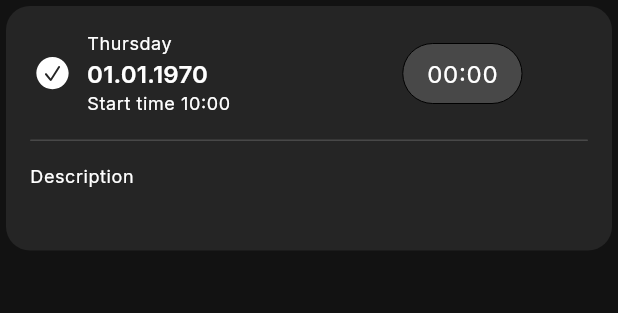
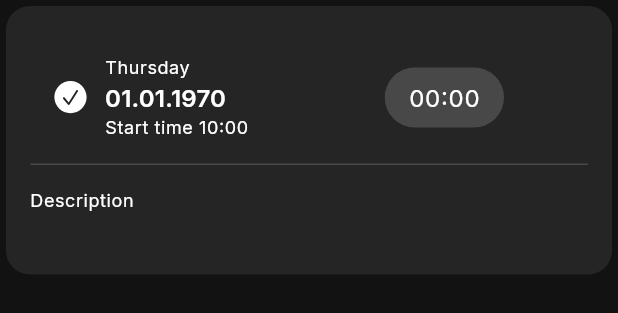
Before and after one commit to PelipetsOlga/TimersSampleFlutterApp, a Flutter app: the CompletedTimesheet widget shown alone on an empty page, opened directly with empty values, after a tap on an icon or button, on a phone screen of 412 x 824 dp. Shown: the top 313 px of the screen. Run offline on Flutter 3.47's test engine with Material 3 defaults, Android fonts, the phone set to English and light mode, and no system bars; our stand-ins replace either_dart, equatable, flutter_bloc, flutter_svg, get_it, go_router and 3 more; missing offline and left inert: pair.

Commit message:
Cards Refactoring

```diff
--- a/lib/ui/timesheets_details/completed_timesheet.dart
+++ b/lib/ui/timesheets_details/completed_timesheet.dart
@@ -4,6 +4,7 @@ import 'package:flutter_test_sample/domain/models/time_sheet.dart';
 
 import '../../data/data_utils.dart';
 import '../widgets/accent_border.dart';
+import '../widgets/card.dart';
 
 String _checkIcon = 'assets/check_mark.svg';
 
@@ -14,12 +15,7 @@ class CompletedTimesheet extends StatelessWidget {
 
   @override
   Widget build(BuildContext context) {
-    return Card(
-        color: Theme.of(context).colorScheme.primaryContainer,
-        elevation: 0,
-        shape: RoundedRectangleBorder(
-          borderRadius: BorderRadius.circular(16.0),
-        ),
+    return AppCard(
         child: Theme(
       data: Theme.of(context).copyWith(dividerColor: Colors.transparent),
       child: ExpansionTile(
@@ -27,8 +23,10 @@ class CompletedTimesheet extends StatelessWidget {
           trailing: const SizedBox(),
           tilePadding: null,
           title: Padding(
-                padding: const EdgeInsets.only(left: 4.0, top: 8, right: 4),
+            padding: const EdgeInsets.only(top: 8),
             child: Row(
+              mainAxisAlignment: MainAxisAlignment.start,
+              crossAxisAlignment: CrossAxisAlignment.center,
               children: [
                 SvgPicture.asset(_checkIcon),
                 const SizedBox(width: 12),
@@ -47,11 +45,8 @@ class CompletedTimesheet extends StatelessWidget {
                 const Expanded(child: SizedBox(width: 16)),
                 Container(
                     decoration: BoxDecoration(
-                          color:
-                              Theme.of(context).colorScheme.secondaryContainer,
-                          border: Border.all(color: Colors.black, width: 0.0),
-                          borderRadius:
-                              const BorderRadius.all(Radius.circular(64)),
+                      color: Theme.of(context).colorScheme.secondaryContainer,
+                      borderRadius: const BorderRadius.all(Radius.circular(64)),
                     ),
                     child: Padding(
                       padding: const EdgeInsets.only(
@@ -63,10 +58,7 @@ class CompletedTimesheet extends StatelessWidget {
             ),
           ),
           children: [
-                Padding(
-                  padding:
-                      const EdgeInsets.only(left: 16.0, right: 16, bottom: 16),
-                  child: Column(
+            Column(
               crossAxisAlignment: CrossAxisAlignment.start,
               mainAxisAlignment: MainAxisAlignment.start,
               children: [
@@ -80,7 +72,6 @@ class CompletedTimesheet extends StatelessWidget {
                     textAlign: TextAlign.start,
                     style: Theme.of(context).textTheme.bodyMedium),
               ],
-                  ),
             ),
           ]),
     ));
--- /dev/null
+++ b/lib/ui/widgets/card.dart
@@ -0,0 +1,21 @@
+import 'package:flutter/material.dart';
+
+class AppCard extends StatelessWidget {
+  Widget child;
+
+  AppCard({required this.child, super.key});
+
+  @override
+  Widget build(BuildContext context) {
+    return Card(
+        color: Theme.of(context).colorScheme.primaryContainer,
+        elevation: 0,
+        shape: RoundedRectangleBorder(
+          borderRadius: BorderRadius.circular(16.0),
+        ),
+        child: Padding(
+          padding: const EdgeInsets.all(16.0),
+          child: child,
+        ));
+  }
+}
```
Also changed, not shown: lib/ui/projects/projects_list.dart (+2 -9 lines), lib/ui/timesheets/timesheets_widgets.dart (+2 -9 lines), lib/ui/timesheets_details/active_timesheet.dart (+4 -14 lines), lib/ui/timesheets_details/timesheet_selected_detail.dart (+3 -18 lines), lib/data/usecases.dart (deleted), lib/domain/usecases.dart (deleted). Lines whose indentation alone changed are shown as unchanged.
